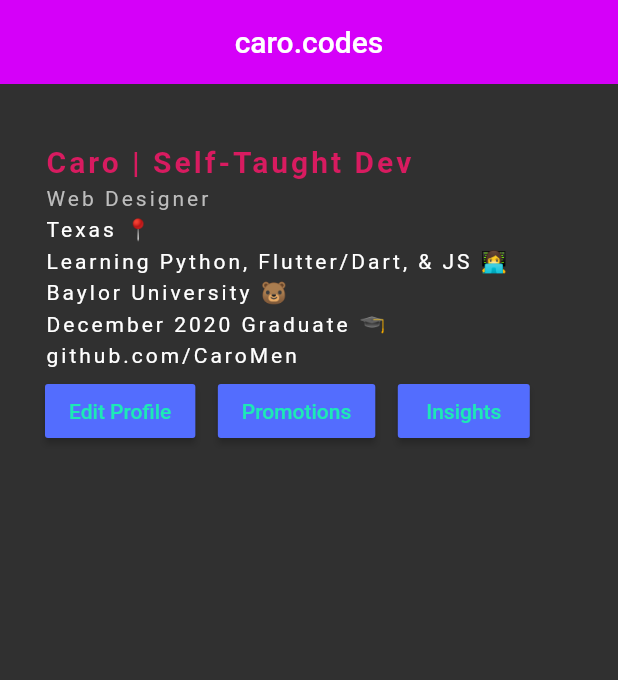
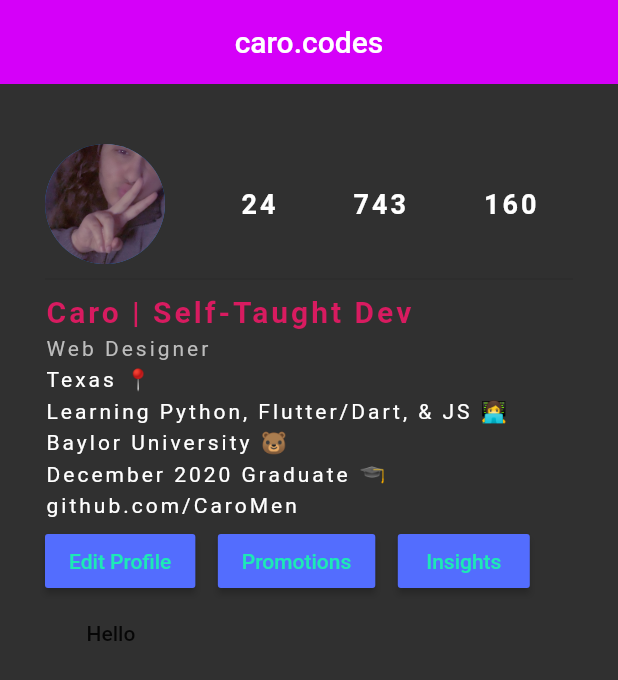
Before and after one commit to CaroMen/InstaProfile, a Flutter app: the screen it shows after launch, on a phone screen of 412 x 824 dp. Shown: the top 680 px of the screen. Run offline on Flutter 3.47's test engine with Material 2 defaults, Android fonts, the phone set to English and light mode, and no system bars.

Commit message:
Insta Profile Project

```diff
--- a/lib/main.dart
+++ b/lib/main.dart
@@ -20,6 +20,47 @@ class ProfileCard extends StatelessWidget {
         child: Column(
           crossAxisAlignment: CrossAxisAlignment.start,
           children: <Widget>[
+            Row(
+              children: <Widget>[
+                CircleAvatar(
+                  backgroundImage: AssetImage('assets/avi.jpg'),
+                  radius: 40.0,
+                ),
+                SizedBox(width: 50.0),
+                Text(
+                  '24',
+                  style: TextStyle(
+                    color: Colors.white,
+                    letterSpacing: 2.0,
+                    fontSize: 18.0,
+                    fontWeight: FontWeight.bold,
+                  ),
+                ),
+                SizedBox(width: 50.0),
+                Text(
+                  '743',
+                  style: TextStyle(
+                    color: Colors.white,
+                    letterSpacing: 2.0,
+                    fontSize: 18.0,
+                    fontWeight: FontWeight.bold,
+                  ),
+                ),
+                SizedBox(width: 50.0),
+                Text(
+                  '160',
+                  style: TextStyle(
+                    color: Colors.white,
+                    letterSpacing: 2.0,
+                    fontSize: 18.0,
+                    fontWeight: FontWeight.bold,
+                  ),
+                ),
+              ],
+            ),
+            Divider(
+              height: 20.0,
+            ),
             Text(
               'Caro | Self-Taught Dev',
               style: TextStyle(
@@ -35,8 +76,6 @@ class ProfileCard extends StatelessWidget {
               style: TextStyle(
                 color: Colors.grey[400],
                 letterSpacing: 2.0,
-                // fontSize: 28.0,
-                // fontWeight: FontWeight.bold,
               ),
             ),
             SizedBox(height: 5.0),
@@ -104,6 +143,14 @@ class ProfileCard extends StatelessWidget {
                 ),
               ],
             ),
+            Row(
+              children: <Widget>[
+                FlatButton(
+                  onPressed: () {},
+                  child: Text('Hello'),
+                ),
+              ],
+            ),
           ],
         ),
       ),
```
Also changed, not shown: pubspec.yaml (+3 -9 lines), assets/avi.jpg (added).
